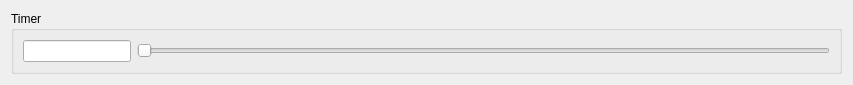
Old version of the form res/designer/timeeditorwidget.ui in the repository tsalemink/neon.
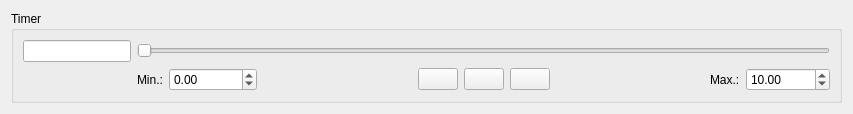
New version of the form. Icons and pictures are not drawn.

Commit message: Add further skeleton functionality to time editor widget.

Patch:
```diff
--- a/res/designer/timeeditorwidget.ui
+++ b/res/designer/timeeditorwidget.ui
@@ -7,23 +7,114 @@
     <x>0</x>
     <y>0</y>
     <width>853</width>
-    <height>85</height>
+    <height>103</height>
    </rect>
   </property>
   <property name="windowTitle">
    <string>Time Editor</string>
   </property>
-  <layout class="QHBoxLayout" name="horizontalLayout">
-   <item>
+  <layout class="QGridLayout" name="gridLayout">
+   <item row="0" column="1">
     <widget class="QGroupBox" name="groupBox">
      <property name="title">
       <string>Timer</string>
      </property>
-     <layout class="QHBoxLayout" name="horizontalLayout_2">
-      <item>
-       <widget class="QLineEdit" name="lineEditTimer"/>
+     <layout class="QGridLayout" name="gridLayout_2">
+      <item row="1" column="2">
+       <layout class="QHBoxLayout" name="horizontalLayout">
+        <item>
+         <widget class="QLabel" name="label">
+          <property name="text">
+           <string>Min.:</string>
+          </property>
+         </widget>
+        </item>
+        <item>
+         <widget class="QDoubleSpinBox" name="doubleSpinBoxMinimumTime">
+          <property name="minimum">
+           <double>-99999999.989999994635582</double>
+          </property>
+         </widget>
+        </item>
+        <item>
+         <spacer name="horizontalSpacer">
+          <property name="orientation">
+           <enum>Qt::Horizontal</enum>
+          </property>
+          <property name="sizeHint" stdset="0">
+           <size>
+            <width>71</width>
+            <height>20</height>
+           </size>
+          </property>
+         </spacer>
+        </item>
+        <item>
+         <widget class="QPushButton" name="pushButtonPlayReverse">
+          <property name="text">
+           <string/>
+          </property>
+          <property name="icon">
+           <iconset resource="../icons.qrc">
+            <normaloff>:/neon/images/icons/playback-start-reverse-icon.png</normaloff>:/neon/images/icons/playback-start-reverse-icon.png</iconset>
+          </property>
+         </widget>
+        </item>
+        <item>
+         <widget class="QPushButton" name="pushButtonStop">
+          <property name="text">
+           <string/>
+          </property>
+          <property name="icon">
+           <iconset resource="../icons.qrc">
+            <normaloff>:/neon/images/icons/playback-stop-icon.png</normaloff>:/neon/images/icons/playback-stop-icon.png</iconset>
+          </property>
+         </widget>
+        </item>
+        <item>
+         <widget class="QPushButton" name="pushButtonPlay">
+          <property name="text">
+           <string/>
+          </property>
+          <property name="icon">
+           <iconset resource="../icons.qrc">
+            <normaloff>:/neon/images/icons/playback-start-icon.png</normaloff>:/neon/images/icons/playback-start-icon.png</iconset>
+          </property>
+         </widget>
+        </item>
+        <item>
+         <spacer name="horizontalSpacer_2">
+          <property name="orientation">
+           <enum>Qt::Horizontal</enum>
+          </property>
+          <property name="sizeHint" stdset="0">
+           <size>
+            <width>71</width>
+            <height>20</height>
+           </size>
+          </property>
+         </spacer>
+        </item>
+        <item>
+         <widget class="QLabel" name="label_2">
+          <property name="text">
+           <string>Max.:</string>
+          </property>
+         </widget>
+        </item>
+        <item>
+         <widget class="QDoubleSpinBox" name="doubleSpinBoxMaximumTime">
+          <property name="maximum">
+           <double>99999999.989999994635582</double>
+          </property>
+          <property name="value">
+           <double>10.000000000000000</double>
+          </property>
+         </widget>
+        </item>
+       </layout>
       </item>
-      <item>
+      <item row="0" column="2">
        <widget class="QSlider" name="horizontalSliderTimer">
         <property name="sizePolicy">
          <sizepolicy hsizetype="Expanding" vsizetype="Fixed">
@@ -36,6 +127,9 @@
         </property>
        </widget>
       </item>
+      <item row="0" column="1">
+       <widget class="QLineEdit" name="lineEditTimer"/>
+      </item>
      </layout>
     </widget>
    </item>
```
Left out of the diff: 4 changed lines with no effect on the pictures. The commit also changes 6 other files.
